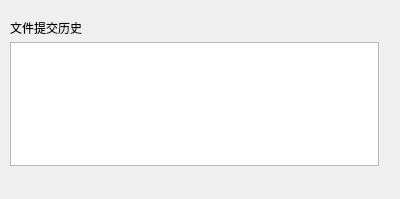
Before: the Qt Designer form filehis/WFileHis.ui in 3548848289/SmartDesk, drawn with Qt 5.
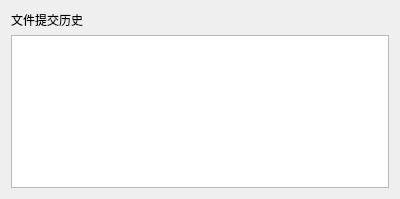
After: the same form once the commit is applied.

```diff
--- a/filehis/WFileHis.ui
+++ b/filehis/WFileHis.ui
@@ -13,29 +13,18 @@
   <property name="windowTitle">
    <string>Form</string>
   </property>
-  <widget class="QListWidget" name="listWidget">
-   <property name="geometry">
-    <rect>
-     <x>10</x>
-     <y>42</y>
-     <width>369</width>
-     <height>124</height>
-    </rect>
-   </property>
-  </widget>
+  <layout class="QGridLayout" name="gridLayout">
+   <item row="0" column="0">
   <widget class="QLabel" name="label">
-   <property name="geometry">
-    <rect>
-     <x>10</x>
-     <y>20</y>
-     <width>369</width>
-     <height>16</height>
-    </rect>
-   </property>
    <property name="text">
     <string>文件提交历史</string>
    </property>
   </widget>
+   </item>
+   <item row="1" column="0">
+    <widget class="QListWidget" name="listWidget"/>
+   </item>
+  </layout>
  </widget>
  <resources/>
  <connections/>
```
Lines whose indentation alone changed are shown as unchanged.
